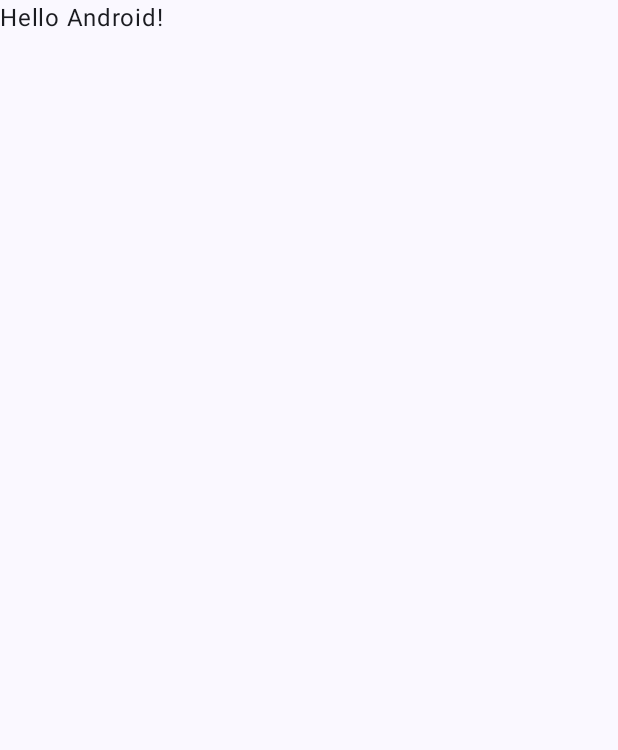
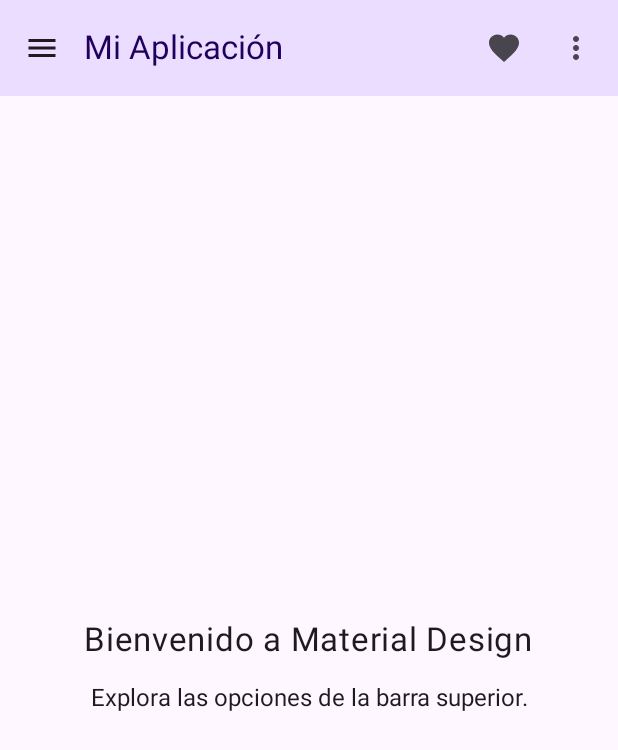
Before and after one commit to Aanlu/AndroidNativo_Praticas, an Android app built with Jetpack Compose: the screen it shows after launch (MainActivity), on a phone screen of 412 x 824 dp. Before the commit the part shown is almost empty. Shown: the top 750 px of the screen. Run offline under Robolectric (Android 15) with nearby library versions, the phone set to English and light mode, and no system bars.

Commit message:
Practica 07: Scaffold con TopAppBar, íconos y menú desplegable

```diff
--- a/Practica07/app/src/main/java/com/example/practica07/MainActivity.kt
+++ b/Practica07/app/src/main/java/com/example/practica07/MainActivity.kt
@@ -4,44 +4,13 @@ import android.os.Bundle
 import androidx.activity.ComponentActivity
 import androidx.activity.compose.setContent
 import androidx.activity.enableEdgeToEdge
-import androidx.compose.foundation.layout.fillMaxSize
-import androidx.compose.foundation.layout.padding
-import androidx.compose.material3.Scaffold
-import androidx.compose.material3.Text
-import androidx.compose.runtime.Composable
-import androidx.compose.ui.Modifier
-import androidx.compose.ui.tooling.preview.Preview
-import com.example.practica07.ui.theme.Practica07Theme
 
 class MainActivity : ComponentActivity() {
     override fun onCreate(savedInstanceState: Bundle?) {
         super.onCreate(savedInstanceState)
         enableEdgeToEdge()
         setContent {
-            Practica07Theme {
-                Scaffold(modifier = Modifier.fillMaxSize()) { innerPadding ->
-                    Greeting(
-                        name = "Android",
-                        modifier = Modifier.padding(innerPadding)
-                    )
-                }
-            }
+            MainScreen()
         }
     }
 }
-
-@Composable
-fun Greeting(name: String, modifier: Modifier = Modifier) {
-    Text(
-        text = "Hello $name!",
-        modifier = modifier
-    )
-}
-
-@Preview(showBackground = true)
-@Composable
-fun GreetingPreview() {
-    Practica07Theme {
-        Greeting("Android")
-    }
-}
--- /dev/null
+++ b/Practica07/app/src/main/java/com/example/practica07/MainScreen.kt
@@ -0,0 +1,111 @@
+package com.example.practica07
+
+import android.widget.Toast
+import androidx.compose.foundation.layout.Arrangement
+import androidx.compose.foundation.layout.Column
+import androidx.compose.foundation.layout.Spacer
+import androidx.compose.foundation.layout.fillMaxSize
+import androidx.compose.foundation.layout.height
+import androidx.compose.foundation.layout.padding
+import androidx.compose.material.icons.Icons
+import androidx.compose.material.icons.filled.Favorite
+import androidx.compose.material.icons.filled.Menu
+import androidx.compose.material.icons.filled.MoreVert
+import androidx.compose.material3.DropdownMenu
+import androidx.compose.material3.DropdownMenuItem
+import androidx.compose.material3.ExperimentalMaterial3Api
+import androidx.compose.material3.Icon
+import androidx.compose.material3.IconButton
+import androidx.compose.material3.MaterialTheme
+import androidx.compose.material3.Scaffold
+import androidx.compose.material3.Text
+import androidx.compose.material3.TopAppBar
+import androidx.compose.material3.TopAppBarDefaults
+import androidx.compose.runtime.Composable
+import androidx.compose.runtime.getValue
+import androidx.compose.runtime.mutableStateOf
+import androidx.compose.runtime.remember
+import androidx.compose.runtime.setValue
+import androidx.compose.ui.Alignment
+import androidx.compose.ui.Modifier
+import androidx.compose.ui.platform.LocalContext
+import androidx.compose.ui.unit.dp
+import androidx.compose.ui.unit.sp
+
+@OptIn(ExperimentalMaterial3Api::class)
+@Composable
+fun MainScreen() {
+    val context = LocalContext.current
+
+    var menuExpandido by remember { mutableStateOf(false) }
+
+    Scaffold(
+        topBar = {
+            TopAppBar(
+                title = { Text("Mi Aplicación") },
+                colors = TopAppBarDefaults.topAppBarColors(
+                    containerColor = MaterialTheme.colorScheme.primaryContainer,
+                    titleContentColor = MaterialTheme.colorScheme.onPrimaryContainer
+                ),
+                navigationIcon = {
+                    IconButton(onClick = {
+                        Toast.makeText(context, "Clic en Navegación", Toast.LENGTH_SHORT).show()
+                    }) {
+                        Icon(imageVector = Icons.Default.Menu, contentDescription = "Menú")
+                    }
+                },
+                actions = {
+                    IconButton(onClick = {
+                        Toast.makeText(context, "Añadido a Favoritos", Toast.LENGTH_SHORT).show()
+                    }) {
+                        Icon(imageVector = Icons.Default.Favorite, contentDescription = "Favorito")
+                    }
+
+                    IconButton(onClick = { menuExpandido = true }) {
+                        Icon(imageVector = Icons.Default.MoreVert, contentDescription = "Más opciones")
+                    }
+
+                    DropdownMenu(
+                        expanded = menuExpandido,
+                        onDismissRequest = { menuExpandido = false }
+                    ) {
+                        DropdownMenuItem(
+                            text = { Text("Configuración") },
+                            onClick = {
+                                menuExpandido = false
+                                Toast.makeText(context, "Configuración seleccionada", Toast.LENGTH_SHORT).show()
+                            }
+                        )
+                        DropdownMenuItem(
+                            text = { Text("Acerca de") },
+                            onClick = {
+                                menuExpandido = false
+                                Toast.makeText(context, "Acerca de seleccionada", Toast.LENGTH_SHORT).show()
+                            }
+                        )
+                    }
+                }
+            )
+        }
+    ) { innerPadding ->
+        Column(
+            modifier = Modifier
+                .fillMaxSize()
+                .padding(innerPadding)
+                .padding(16.dp),
+            horizontalAlignment = Alignment.CenterHorizontally,
+            verticalArrangement = Arrangement.Center
+        ) {
+            Text(
+                text = "Bienvenido a Material Design",
+                fontSize = 22.sp,
+                style = MaterialTheme.typography.bodyLarge
+            )
+            Spacer(modifier = Modifier.height(16.dp))
+            Text(
+                text = "Explora las opciones de la barra superior.",
+                fontSize = 16.sp
+            )
+        }
+    }
+}
```
